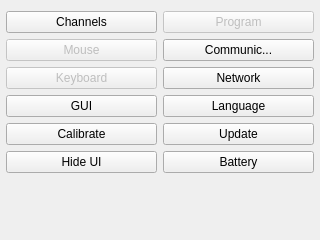
First picture: the form in ui/SettingsWidget.ui, repository kipr/botui, before the edit.
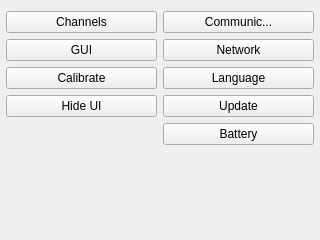
Second picture: the form after the edit. Icons and pictures are not drawn.

Commit message: In SettingsWidget, removed mouse, keyboard, and programs buttons

The edit to the form file:
```diff
--- a/ui/SettingsWidget.ui
+++ b/ui/SettingsWidget.ui
@@ -38,34 +38,6 @@
          </property>
         </widget>
        </item>
-       <item>
-        <widget class="QPushButton" name="mouse">
-         <property name="enabled">
-          <bool>false</bool>
-         </property>
-         <property name="text">
-          <string>Mouse</string>
-         </property>
-         <property name="icon">
-          <iconset resource="../rc/icons.qrc">
-           <normaloff>:/icons/mouse.png</normaloff>:/icons/mouse.png</iconset>
-         </property>
-        </widget>
-       </item>
-       <item>
-        <widget class="QPushButton" name="keyboard">
-         <property name="enabled">
-          <bool>false</bool>
-         </property>
-         <property name="text">
-          <string>Keyboard</string>
-         </property>
-         <property name="icon">
-          <iconset resource="../rc/icons.qrc">
-           <normaloff>:/icons/keyboard.png</normaloff>:/icons/keyboard.png</iconset>
-         </property>
-        </widget>
-       </item>
        <item>
         <widget class="QPushButton" name="gui">
          <property name="text">
@@ -116,20 +88,6 @@
      </item>
      <item>
       <layout class="QVBoxLayout" name="verticalLayout_2">
-       <item>
-        <widget class="QPushButton" name="programSettings">
-         <property name="enabled">
-          <bool>false</bool>
-         </property>
-         <property name="text">
-          <string>Program</string>
-         </property>
-         <property name="icon">
-          <iconset resource="../rc/icons.qrc">
-           <normaloff>:/icons/application_osx_terminal.png</normaloff>:/icons/application_osx_terminal.png</iconset>
-         </property>
-        </widget>
-       </item>
        <item>
         <widget class="QPushButton" name="comm">
          <property name="text">
```
